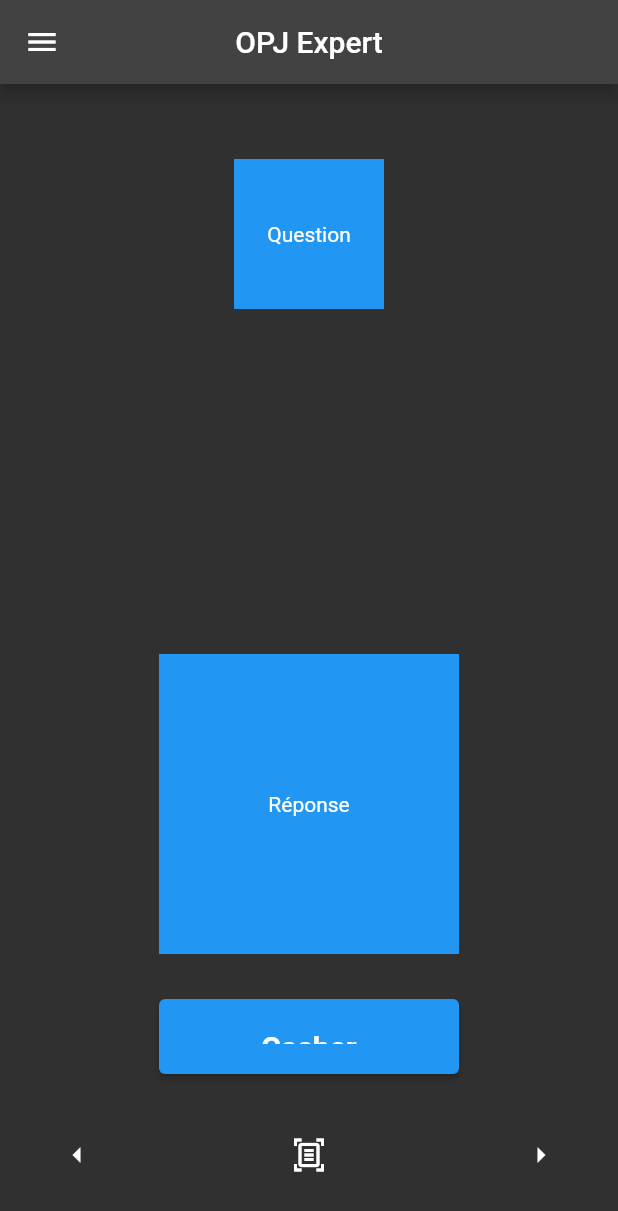
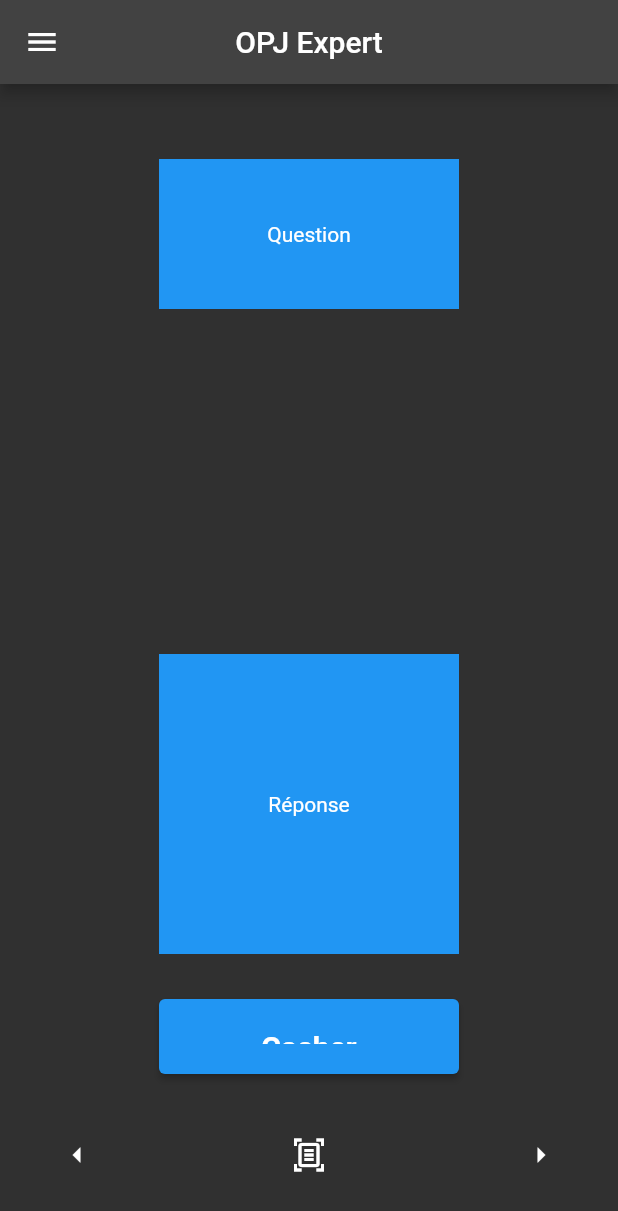
Before and after one commit to LeratClarisse/opj_app_2, a Flutter app: the screen it shows after launch, after a tap on "Questions", after a tap on "Réponse", on a phone screen of 412 x 824 dp. Shown: the top 1211 px of the screen. Run offline on Flutter 3.47's test engine with Material 2 defaults, Android fonts, the phone set to English and light mode, and no system bars; our stand-ins replace rxdart.

```diff
--- a/lib/src/ui/questions.dart
+++ b/lib/src/ui/questions.dart
@@ -32,7 +32,7 @@ class _Questions extends State<Questions> {
     return Expanded(
         child: Stack(alignment: Alignment.center, children: <Widget>[
       AnimatedPositioned(
-        width: selected ? 100.0 : 200.0,
+        width: 200.0,
         height: selected ? 100.0 : 200.0,
         top: selected ? 50.0 : 210.0,
         duration: const Duration(milliseconds: 50),
```
Also changed, not shown: 1 other file.
